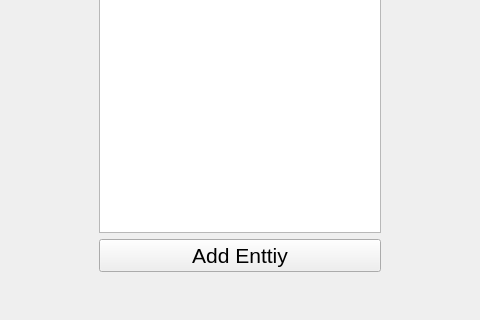
First picture: the form in ui/mainwindow.ui, repository MohamedHaitamKsiks/qt-raytracer, before the edit; both pictures show x 400 to 880 and y 400 to 720 of the 1280 by 720 pixel window.
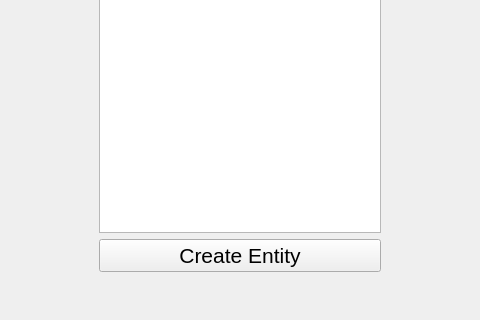
Second picture: the form after the edit.

The edit to the form file:
```diff
--- a/ui/mainwindow.ui
+++ b/ui/mainwindow.ui
@@ -53,7 +53,7 @@
        <item>
         <widget class="QPushButton" name="addEntityButton">
          <property name="text">
-          <string>Add Enttiy</string>
+          <string>Create Entity</string>
          </property>
         </widget>
        </item>
```
